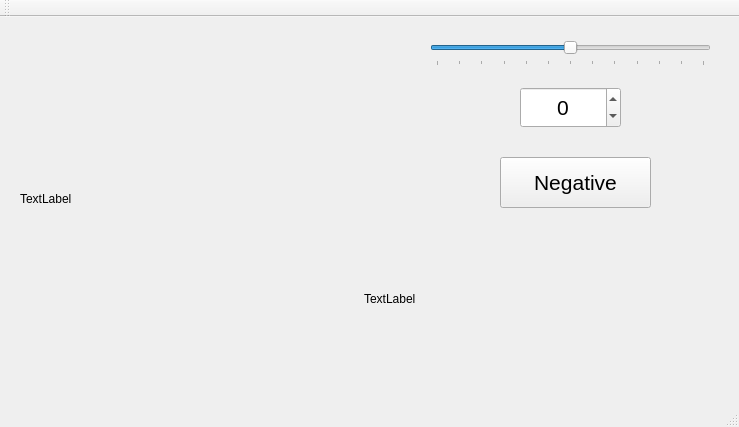
Qt form mainwindow.ui (ahmetcihan/opencv_playground) before a commit.
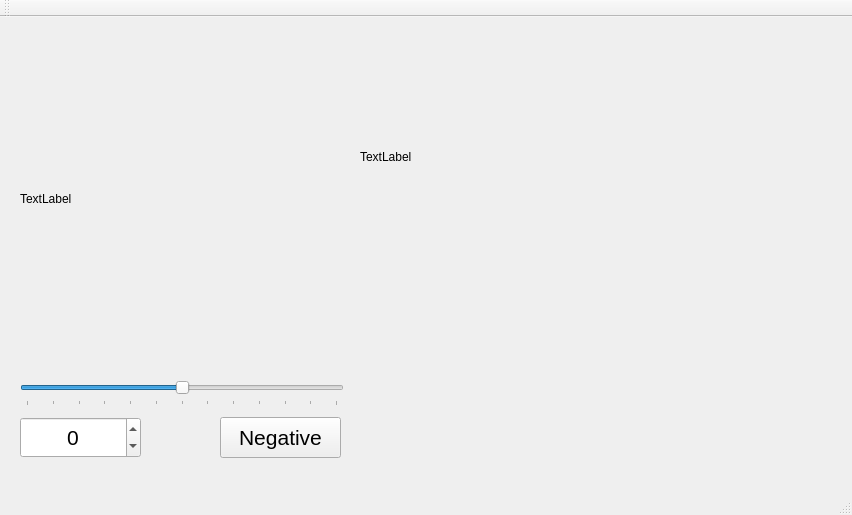
The same form after that commit.

Commit message: vid size arrangement

What changed in the file:
```diff
--- a/mainwindow.ui
+++ b/mainwindow.ui
@@ -6,8 +6,8 @@
    <rect>
     <x>0</x>
     <y>0</y>
-    <width>739</width>
-    <height>427</height>
+    <width>852</width>
+    <height>515</height>
    </rect>
   </property>
   <property name="windowTitle">
@@ -30,10 +30,10 @@
    <widget class="QPushButton" name="pushButton_negative">
     <property name="geometry">
      <rect>
-      <x>500</x>
-      <y>140</y>
-      <width>151</width>
-      <height>51</height>
+      <x>220</x>
+      <y>400</y>
+      <width>121</width>
+      <height>41</height>
      </rect>
     </property>
     <property name="font">
@@ -48,9 +48,9 @@
    <widget class="QSlider" name="horizontalSlider_angle">
     <property name="geometry">
      <rect>
-      <x>430</x>
-      <y>20</y>
-      <width>281</width>
+      <x>20</x>
+      <y>360</y>
+      <width>324</width>
       <height>29</height>
      </rect>
     </property>
@@ -73,9 +73,9 @@
    <widget class="QSpinBox" name="spinBox_angle">
     <property name="geometry">
      <rect>
-      <x>520</x>
-      <y>70</y>
-      <width>101</width>
+      <x>20</x>
+      <y>400</y>
+      <width>121</width>
       <height>41</height>
      </rect>
     </property>
@@ -97,10 +97,10 @@
    <widget class="QLabel" name="label_video">
     <property name="geometry">
      <rect>
-      <x>364</x>
-      <y>220</y>
-      <width>360</width>
-      <height>124</height>
+      <x>360</x>
+      <y>20</y>
+      <width>480</width>
+      <height>240</height>
      </rect>
     </property>
     <property name="text">
```
Left out of the diff: 2 changed lines with no effect on the pictures. The commit also changes 1 other file.
